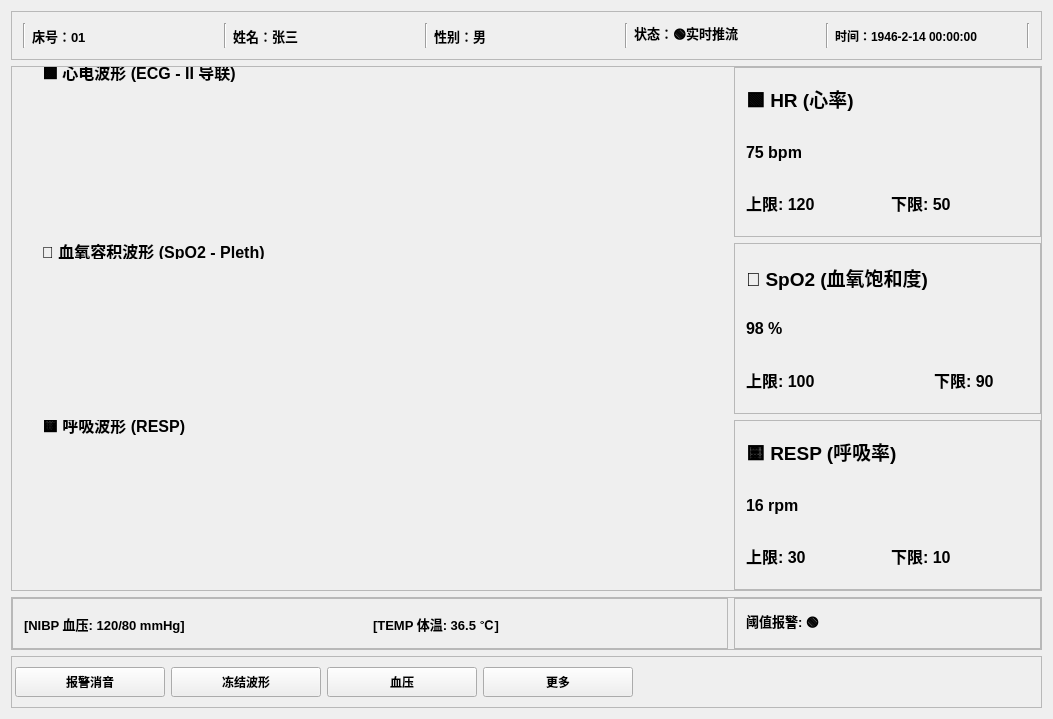
The window that ui/MainWindow.ui (MikeSmith-one/ECG_monitor) describes before a commit, drawn with Qt 5.
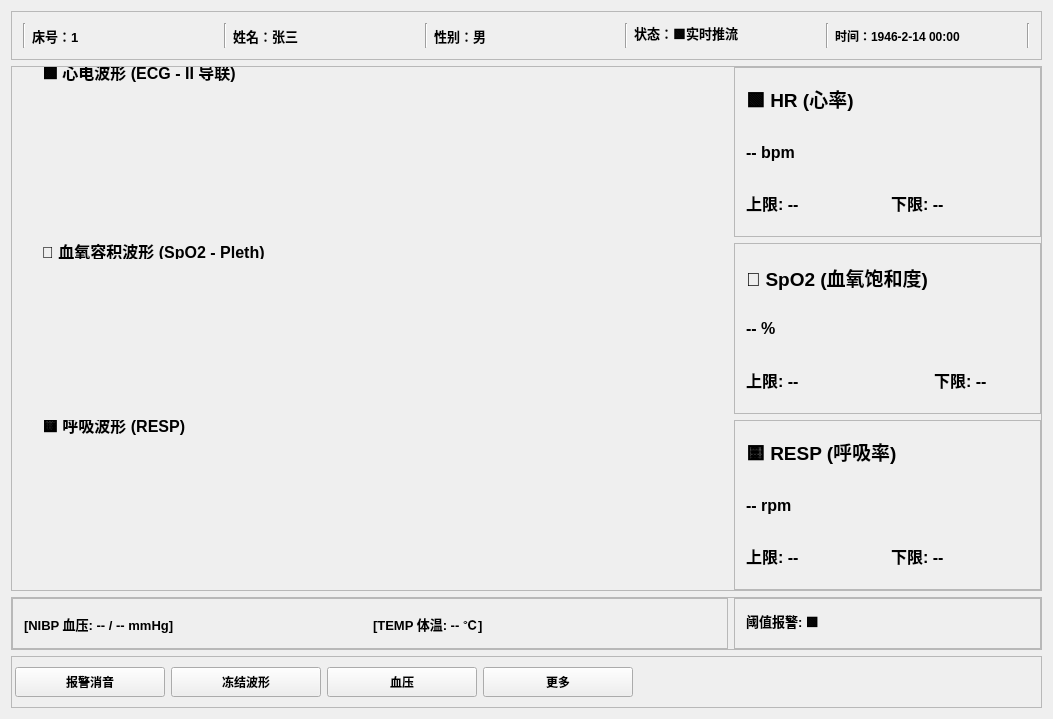
The same window after the commit. Custom widgets are drawn as their Qt base class.

Commit message: 完善了部分ui交互逻辑，增加了设置弹窗用于配置病人信息和检测指标的报警阈值

What changed in the file:
```diff
--- a/ui/MainWindow.ui
+++ b/ui/MainWindow.ui
@@ -44,7 +44,7 @@
          </font>
         </property>
         <property name="text">
-         <string>床号：01</string>
+         <string>床号：1</string>
         </property>
        </widget>
       </item>
@@ -121,7 +121,7 @@
            </font>
           </property>
           <property name="text">
-           <string>状态：🟢实时推流</string>
+           <string>状态：🟩实时推流</string>
           </property>
          </widget>
         </item>
@@ -147,7 +147,7 @@
          </font>
         </property>
         <property name="text">
-         <string>时间：1946-2-14 00:00:00</string>
+         <string>时间：1946-2-14 00:00</string>
         </property>
        </widget>
       </item>
@@ -293,7 +293,7 @@
               </font>
              </property>
              <property name="text">
-              <string>75 bpm</string>
+              <string>-- bpm</string>
              </property>
             </widget>
            </item>
@@ -306,7 +306,7 @@
               </font>
              </property>
              <property name="text">
-              <string>上限: 120</string>
+              <string>上限: --</string>
              </property>
             </widget>
            </item>
@@ -319,7 +319,7 @@
               </font>
              </property>
              <property name="text">
-              <string>下限: 50</string>
+              <string>下限: --</string>
              </property>
             </widget>
            </item>
@@ -357,7 +357,7 @@
               </font>
              </property>
              <property name="text">
-              <string>98 %</string>
+              <string>-- %</string>
              </property>
             </widget>
            </item>
@@ -370,7 +370,7 @@
               </font>
              </property>
              <property name="text">
-              <string>上限: 100</string>
+              <string>上限: --</string>
              </property>
             </widget>
            </item>
@@ -383,7 +383,7 @@
               </font>
              </property>
              <property name="text">
-              <string>下限: 90</string>
+              <string>下限: --</string>
              </property>
             </widget>
            </item>
@@ -421,7 +421,7 @@
               </font>
              </property>
              <property name="text">
-              <string>16 rpm</string>
+              <string>-- rpm</string>
              </property>
             </widget>
            </item>
@@ -434,7 +434,7 @@
               </font>
              </property>
              <property name="text">
-              <string>上限: 30</string>
+              <string>上限: --</string>
              </property>
             </widget>
            </item>
@@ -447,7 +447,7 @@
               </font>
              </property>
              <property name="text">
-              <string>下限: 10</string>
+              <string>下限: --</string>
              </property>
             </widget>
            </item>
@@ -498,7 +498,7 @@
             </font>
            </property>
            <property name="text">
-            <string>[NIBP 血压: 120/80 mmHg]</string>
+            <string>[NIBP 血压: -- / -- mmHg]</string>
            </property>
           </widget>
          </item>
@@ -511,7 +511,7 @@
             </font>
            </property>
            <property name="text">
-            <string>[TEMP 体温: 36.5 ℃]</string>
+            <string>[TEMP 体温: -- ℃]</string>
            </property>
           </widget>
          </item>
@@ -536,7 +536,7 @@
             </font>
            </property>
            <property name="text">
-            <string>阈值报警: 🟢</string>
+            <string>阈值报警: 🟩</string>
            </property>
            <property name="alignment">
             <set>Qt::AlignmentFlag::AlignLeading|Qt::AlignmentFlag::AlignLeft|Qt::AlignmentFlag::AlignVCenter</set>
```
Left out of the diff: 16 changed lines with no effect on the pictures. The commit also changes 20 other files.
